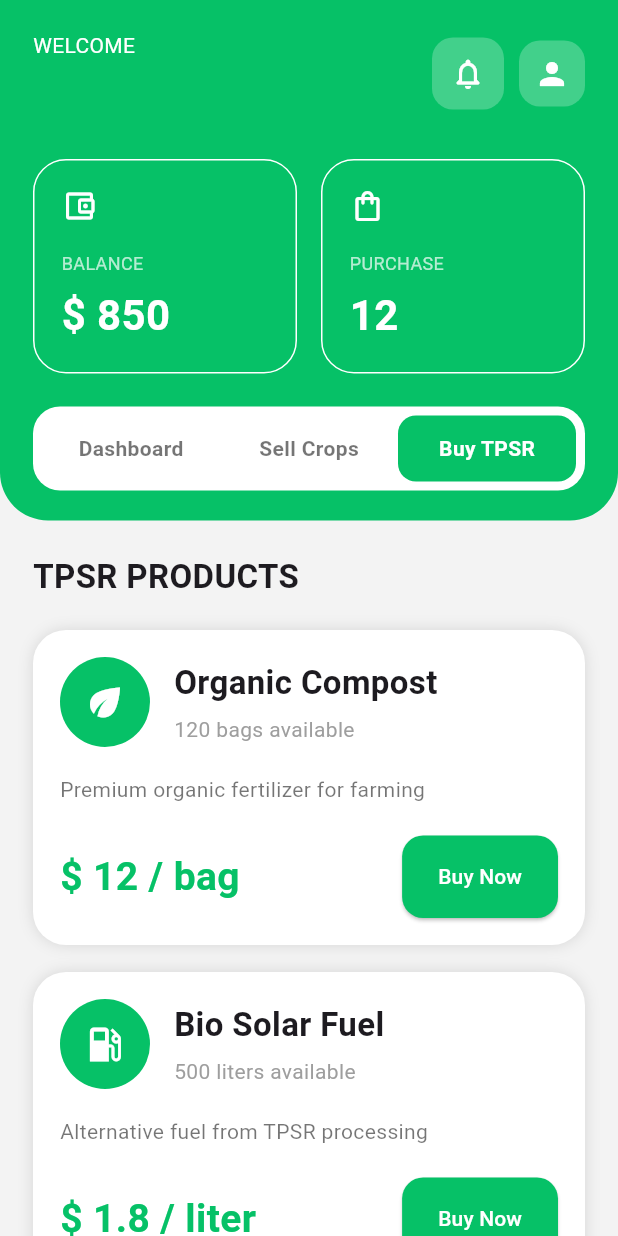
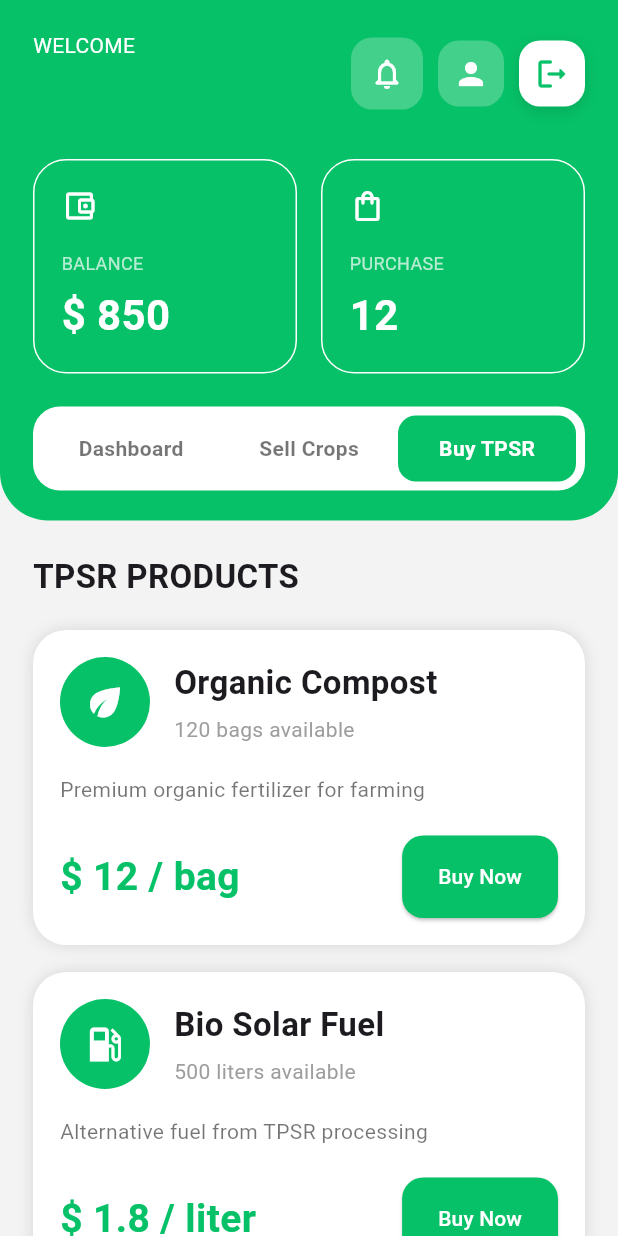
Before and after one commit to kyeroo/BFI, a Flutter app: the ProdusenBuyTpsrScreen screen opened directly, on a phone screen of 412 x 824 dp. Run offline on Flutter 3.47's test engine with Material 3 defaults, Android fonts, the phone set to English and light mode, and no system bars; our stand-ins replace shared_preferences; accounts and stored records are empty; network calls fail.

```diff
--- a/mobile/lib/main.dart
+++ b/mobile/lib/main.dart
@@ -26,7 +26,7 @@ class MyApp extends StatelessWidget {
 
       theme: AppTheme.lightTheme,
 
-      home: ProdusenBuyTpsrScreen(),
+      home: LoginScreen(),
     );
   }
 }
--- a/mobile/lib/screens/produsen/produsen_buyTpsr_screen.dart
+++ b/mobile/lib/screens/produsen/produsen_buyTpsr_screen.dart
@@ -1,6 +1,7 @@
 import 'package:flutter/material.dart';
 import 'package:shared_preferences/shared_preferences.dart';
-
+import '../login_screen.dart';
+import '../../services/auth_service.dart';
 import 'produsen_dashboard_screen.dart';
 import 'produsen_sellCrops_screen.dart';
 
@@ -205,6 +206,55 @@ class _ProdusenBuyTpsrScreenState
 
                             color:
                                 Colors.white,
+                          ),
+                        ),
+
+                        const SizedBox(
+                          width: 10,
+                        ),
+
+                        GestureDetector(
+
+                          onTap: () async {
+
+                            await AuthService.logout();
+
+                            Navigator.pushAndRemoveUntil(
+
+                              context,
+
+                              MaterialPageRoute(
+                                builder: (_) =>
+                                    const LoginScreen(),
+                              ),
+
+                              (route) => false,
+                            );
+                          },
+
+                          child: Container(
+                            padding: const EdgeInsets.all(10),
+
+                            decoration: BoxDecoration(
+                              color: Colors.white,
+
+                              borderRadius:
+                                  BorderRadius.circular(14),
+
+                              boxShadow: [
+
+                                BoxShadow(
+                                  blurRadius: 8,
+                                  offset: Offset(0, 3),
+                                  color: Colors.black12,
+                                ),
+                              ],
+                            ),
+
+                            child: const Icon(
+                              Icons.logout_rounded,
+                              color: Color(0xFF06C167),
+                            ),
                           ),
                         ),
                       ],
```
Also changed, not shown: mobile/lib/screens/login_screen.dart (+9 -8 lines), mobile/lib/screens/produsen/produsen_dashboard_screen.dart (+51 -0 lines), mobile/lib/screens/produsen/produsen_sellCrops_screen.dart (+51 -1 lines), 2 other files.
